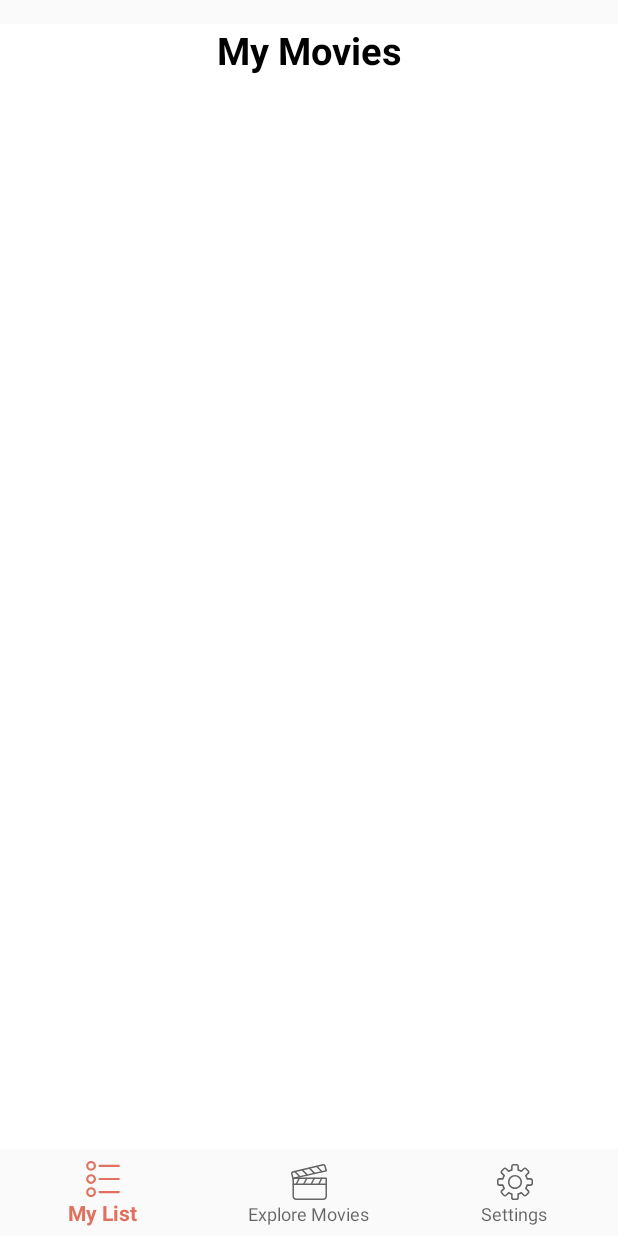
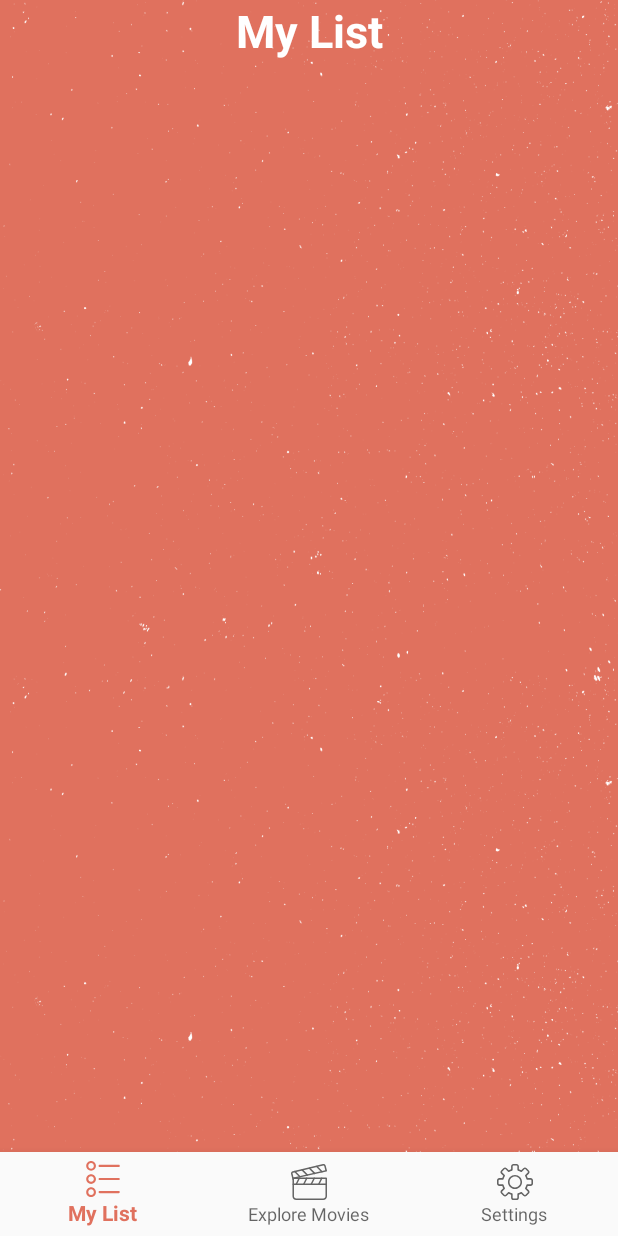
Before and after one commit to alexanderfrancis/CP470finalproject, an Android app: the screen it shows after launch once a user with an empty profile is signed in (ExploreActivity), on a phone screen of 412 x 824 dp. Run offline under Robolectric (Android 15) with nearby library versions, the phone set to English and light mode, and no system bars; our stand-ins replace Firebase (no records; nobody signed in at launch, a user with empty details on screens opened directly), navigation-ui.

Commit message:
UI improvements

```diff
--- a/app/src/main/res/layout/activity_explore.xml
+++ b/app/src/main/res/layout/activity_explore.xml
@@ -3,8 +3,7 @@
     xmlns:app="http://schemas.android.com/apk/res-auto"
     android:id="@+id/container"
     android:layout_width="match_parent"
-    android:layout_height="match_parent"
-    android:paddingTop="@dimen/activity_vertical_margin">
+    android:layout_height="match_parent">
 
 
     <com.google.android.material.bottomnavigation.BottomNavigationView
@@ -30,7 +29,7 @@
         app:layout_constraintLeft_toLeftOf="parent"
         app:layout_constraintRight_toRightOf="parent"
         app:layout_constraintTop_toTopOf="parent"
-        app:layout_constraintVertical_bias="1.0"
+        app:layout_constraintVertical_bias="0.0"
         app:navGraph="@navigation/mobile_navigation" />
 
 
--- a/app/src/main/res/layout/fragment_explore_movies.xml
+++ b/app/src/main/res/layout/fragment_explore_movies.xml
@@ -2,7 +2,9 @@
 <androidx.constraintlayout.widget.ConstraintLayout xmlns:android="http://schemas.android.com/apk/res/android"
     xmlns:app="http://schemas.android.com/apk/res-auto"
     android:layout_width="match_parent"
-    android:layout_height="match_parent">
+    android:layout_height="match_parent"
+    android:background="@drawable/cuddlebug_blank_app_background"
+    android:fitsSystemWindows="true">
 
     <com.yuyakaido.android.cardstackview.CardStackView
         android:id="@+id/card_stack_view"
--- a/app/src/main/res/layout/fragment_my_list.xml
+++ b/app/src/main/res/layout/fragment_my_list.xml
@@ -3,22 +3,24 @@
     xmlns:app="http://schemas.android.com/apk/res-auto"
     xmlns:tools="http://schemas.android.com/tools"
     android:layout_width="match_parent"
-    android:background="@color/white"
+    android:background="@drawable/cuddlebug_blank_app_background"
     android:layout_height="match_parent"
+    android:fitsSystemWindows="true"
     tools:context=".ui.my_list.My_List_Fragment">
 
 
-<TextView
-    android:layout_width="match_parent"
-    android:layout_height="match_parent"
-    android:gravity="top|center_horizontal|center_vertical"
-    android:textColor="@color/black"
-    android:layout_centerInParent="true"
+    <TextView
+        android:layout_width="match_parent"
+        android:layout_height="match_parent"
+        android:layout_centerVertical="true"
+        android:gravity="top|center_horizontal|center_vertical"
 
 
-    android:text="My Movies"
-    android:textStyle="bold"
-    android:textSize="25dp"/>
+        android:text="My List"
+        android:textColor="@color/white"
+        android:textSize="30sp"
+        android:textStyle="bold" />
+
 
     <ListView
         android:id="@+id/chatView"
@@ -27,9 +29,10 @@
 
         android:layout_alignParentStart="true"
         android:layout_alignParentTop="true"
-        android:layout_alignParentEnd="true" />
-
-
+        android:layout_alignParentEnd="true"
+        android:layout_marginStart="4dp"
+        android:layout_marginTop="89dp"
+        android:layout_marginEnd="-4dp" />
 
     <TextView
         android:id="@+id/text_my_list"
@@ -40,8 +43,5 @@
         android:layout_marginEnd="8dp"
         android:textAlignment="center"
         android:textSize="20sp"
-        app:layout_constraintBottom_toBottomOf="parent"
-        app:layout_constraintEnd_toEndOf="parent"
-        app:layout_constraintStart_toStartOf="parent"
-        app:layout_constraintTop_toTopOf="parent" />
+        android:textColor="@color/white" />
 </RelativeLayout>
--- a/app/src/main/res/values/styles.xml
+++ b/app/src/main/res/values/styles.xml
@@ -6,7 +6,12 @@
         <item name="colorPrimary">@color/colorPrimary</item>
         <item name="colorPrimaryDark">@color/colorPrimaryDark</item>
         <item name="colorAccent">@color/colorAccent</item>
-        <item name="android:statusBarColor">#00000000</item>
+        <item name="android:statusBarColor">@android:color/transparent</item>
+        <item name="android:windowNoTitle">true</item>
+        <item name="android:windowActionBar">false</item>
+        <item name="android:windowFullscreen">true</item>
+        <item name="android:windowContentOverlay">@null</item>
+
     </style>
 
     <style name="AppTheme.NoActionBar">
```
Also changed, not shown: app/src/main/java/com/example/netflixmatchmaker/ui/settings/Settings_Fragment.java (+5 -4 lines), app/src/main/res/layout/fragment_settings.xml (+14 -13 lines), app/src/main/res/layout/main_tool.xml (+8 -12 lines).
